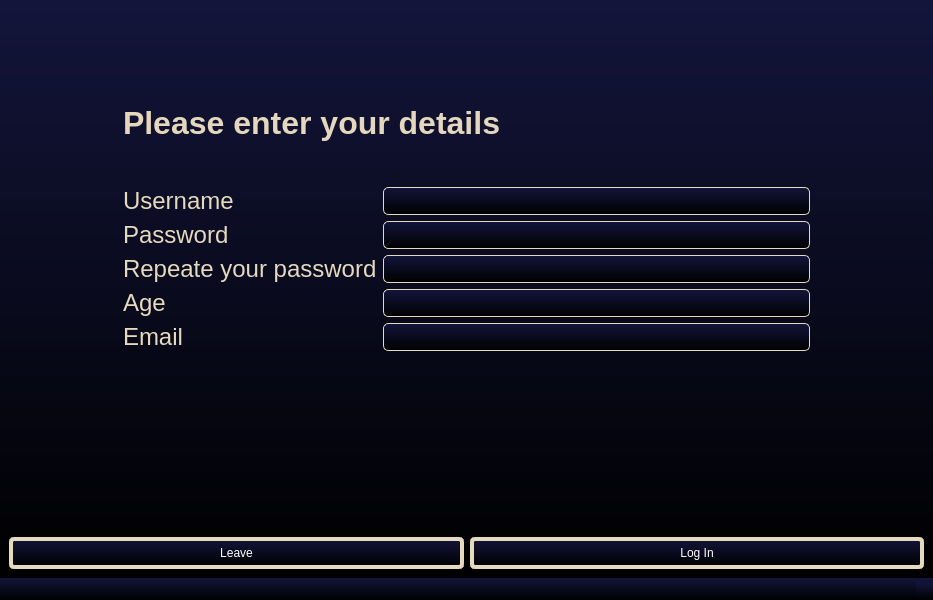
The window that src/qt/signup.ui (Dushnilas/recsys_project) describes before a commit, drawn with Qt 5.
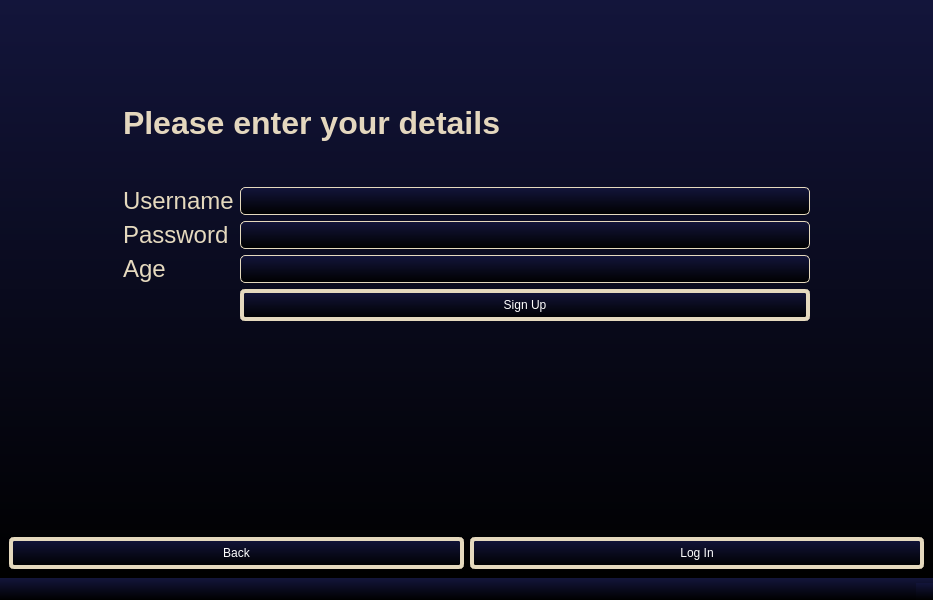
The same window after the commit.

Patch:
```diff
--- a/src/qt/signup.ui
+++ b/src/qt/signup.ui
@@ -120,26 +120,6 @@
            </widget>
           </item>
           <item row="2" column="0">
-           <widget class="QLabel" name="label_3">
-            <property name="styleSheet">
-             <string notr="true">background-color: rgba(255, 255, 255, 0);
-color:rgb(229, 217, 190)</string>
-            </property>
-            <property name="text">
-             <string>&lt;html&gt;&lt;head/&gt;&lt;body&gt;&lt;p&gt;&lt;span style=&quot; font-size:18pt;&quot;&gt;Repeate your password&lt;/span&gt;&lt;/p&gt;&lt;/body&gt;&lt;/html&gt;</string>
-            </property>
-           </widget>
-          </item>
-          <item row="2" column="1">
-           <widget class="QLineEdit" name="RepPassTB">
-            <property name="styleSheet">
-             <string notr="true">border: 1px solid rgb(229, 217, 190);
-border-radius: 5px;
-padding: 5px;</string>
-            </property>
-           </widget>
-          </item>
-          <item row="3" column="0">
            <widget class="QLabel" name="label_4">
             <property name="styleSheet">
              <string notr="true">background-color: rgba(255, 255, 255, 0);
@@ -150,32 +130,30 @@
             </property>
            </widget>
           </item>
+          <item row="2" column="1">
+           <widget class="QLineEdit" name="AgeTBSU">
+            <property name="styleSheet">
+             <string notr="true">border: 1px solid rgb(229, 217, 190);
+border-radius: 5px;
+padding: 5px;</string>
+            </property>
+           </widget>
+          </item>
           <item row="3" column="1">
-           <widget class="QLineEdit" name="AgeTB">
+           <widget class="QPushButton" name="SignUpBSU">
+            <property name="sizePolicy">
+             <sizepolicy hsizetype="Expanding" vsizetype="Fixed">
+              <horstretch>0</horstretch>
+              <verstretch>0</verstretch>
+             </sizepolicy>
+            </property>
             <property name="styleSheet">
-             <string notr="true">border: 1px solid rgb(229, 217, 190);
+             <string notr="true">border: 4px solid rgb(229, 217, 190);
 border-radius: 5px;
 padding: 5px;</string>
-            </property>
-           </widget>
-          </item>
-          <item row="4" column="0">
-           <widget class="QLabel" name="label_5">
-            <property name="styleSheet">
-             <string notr="true">background-color: rgba(255, 255, 255, 0);
-color:rgb(229, 217, 190)</string>
             </property>
             <property name="text">
-             <string>&lt;html&gt;&lt;head/&gt;&lt;body&gt;&lt;p&gt;&lt;span style=&quot; font-size:18pt;&quot;&gt;Email&lt;/span&gt;&lt;/p&gt;&lt;/body&gt;&lt;/html&gt;</string>
-            </property>
-           </widget>
-          </item>
-          <item row="4" column="1">
-           <widget class="QLineEdit" name="EmailTB">
-            <property name="styleSheet">
-             <string notr="true">border: 1px solid rgb(229, 217, 190);
-border-radius: 5px;
-padding: 5px;</string>
+             <string>Sign Up</string>
             </property>
            </widget>
           </item>
@@ -229,7 +207,7 @@
 padding: 5px;</string>
         </property>
         <property name="text">
-         <string>Leave</string>
+         <string>Back</string>
         </property>
        </widget>
       </item>
```
Left out of the diff: 4 changed lines with no effect on the pictures.
